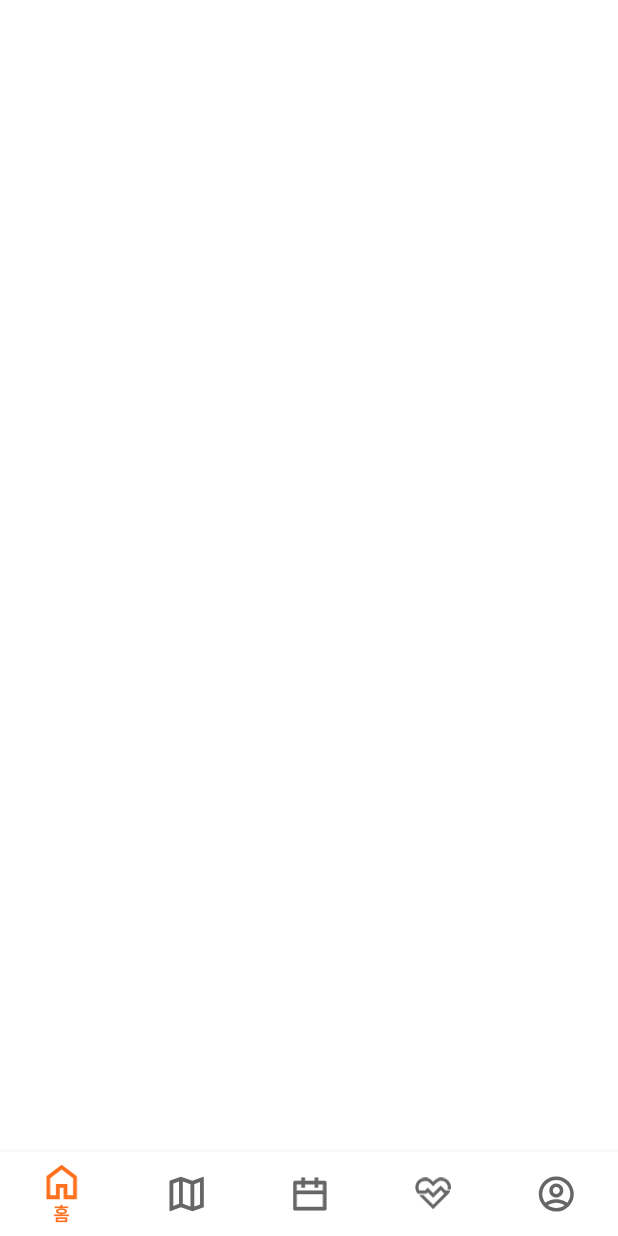
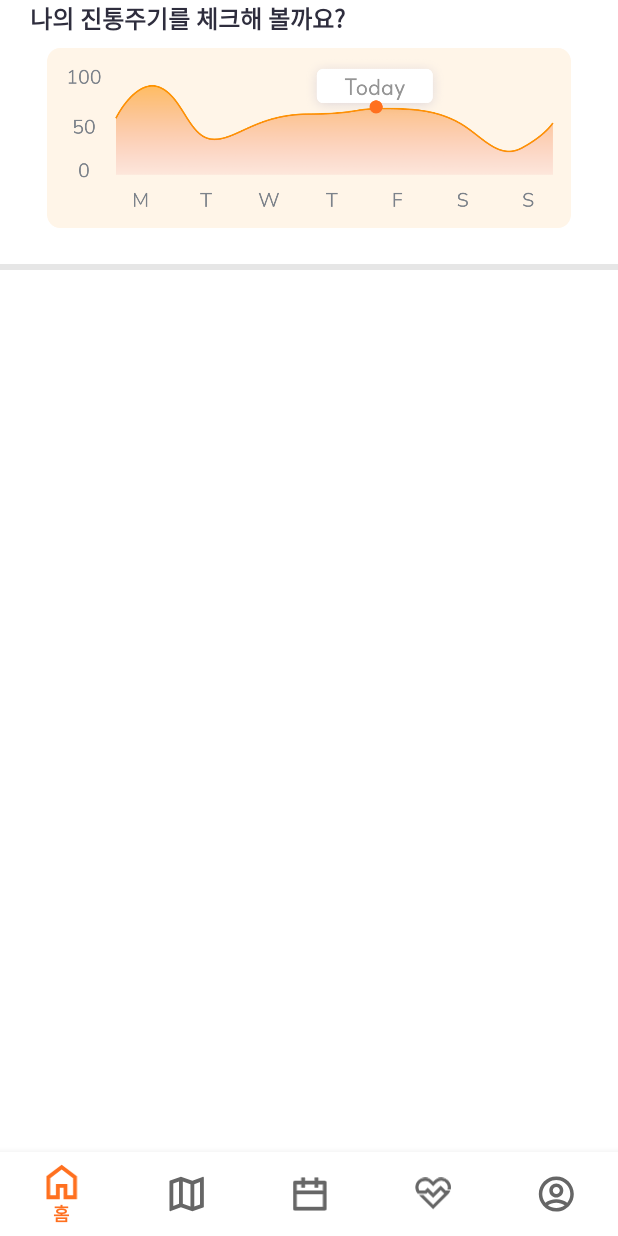
Before and after one commit to GU1D4NC3/Mobile, an Android app: the screen it shows after launch (MainActivity), on a phone screen of 412 x 824 dp. Run offline under Robolectric (Android 15) with nearby library versions, the light colour scheme and no system bars; our stand-ins replace navigation-ui.

Commit message:
Feat: init HomeFragment

```diff
--- a/app/src/main/java/com/momground/android/ui/home/HomeFragment.kt
+++ b/app/src/main/java/com/momground/android/ui/home/HomeFragment.kt
@@ -7,7 +7,6 @@ import android.view.ViewGroup
 import androidx.fragment.app.Fragment
 import androidx.lifecycle.ViewModelProvider
 import com.momground.android.databinding.FragmentHomeBinding
-import com.momground.android.ui.calendar.CalendarViewModel
 
 class HomeFragment : Fragment() {
 
@@ -20,7 +19,7 @@ class HomeFragment : Fragment() {
         savedInstanceState: Bundle?
     ): View {
         val homeViewModel =
-            ViewModelProvider(this)[CalendarViewModel::class.java]
+            ViewModelProvider(this)[HomeViewModel::class.java]
 
         _binding = FragmentHomeBinding.inflate(inflater, container, false)
         val root: View = binding.root
--- a/app/src/main/res/layout/fragment_health.xml
+++ b/app/src/main/res/layout/fragment_health.xml
@@ -31,8 +31,8 @@
         app:layout_constraintTop_toBottomOf="@+id/title_health"
         app:layout_constraintLeft_toLeftOf="parent"
         app:layout_constraintRight_toRightOf="parent"
-        android:layout_marginLeft="@dimen/default_layout_margin"
-        android:layout_marginRight="@dimen/default_layout_margin"
+        android:layout_marginLeft="@dimen/layout_margin_default"
+        android:layout_marginRight="@dimen/layout_margin_default"
         android:layout_marginTop="20dp"/>
 
     <androidx.viewpager.widget.ViewPager
--- a/app/src/main/res/layout/fragment_health_hospital.xml
+++ b/app/src/main/res/layout/fragment_health_hospital.xml
@@ -27,6 +27,6 @@
         app:layout_constraintLeft_toLeftOf="parent"
         app:layout_constraintRight_toRightOf="parent"
         app:layout_constraintTop_toBottomOf="@+id/img_not_ready"
-        android:layout_marginTop="@dimen/default_layout_margin"/>
+        android:layout_marginTop="@dimen/layout_margin_default"/>
 
 </androidx.constraintlayout.widget.ConstraintLayout>
--- a/app/src/main/res/layout/fragment_health_total.xml
+++ b/app/src/main/res/layout/fragment_health_total.xml
@@ -42,13 +42,13 @@
         app:layout_constraintLeft_toLeftOf="parent"
         app:layout_constraintRight_toRightOf="parent"
         android:background="@drawable/bg_solution"
-        android:layout_marginLeft="@dimen/default_layout_margin"
-        android:layout_marginRight="@dimen/default_layout_margin"
+        android:layout_marginLeft="@dimen/layout_margin_default"
+        android:layout_marginRight="@dimen/layout_margin_default"
         android:paddingTop="24dp"
         android:paddingBottom="24dp"
         android:paddingLeft="16dp"
         android:paddingRight="16dp"
-        android:layout_marginTop="@dimen/default_layout_margin">
+        android:layout_marginTop="@dimen/layout_margin_default">
 
         <TextView
             android:id="@+id/text_title"
--- a/app/src/main/res/layout/fragment_home.xml
+++ b/app/src/main/res/layout/fragment_home.xml
@@ -12,24 +12,57 @@
         android:layout_height="match_parent"
         android:orientation="vertical">
 
-        #한줄일기
+        <!-- COMMENT -->
+        <androidx.constraintlayout.widget.ConstraintLayout
+            android:id="@+id/layout_comment"
+            android:layout_width="match_parent"
+            android:layout_height="wrap_content" >
 
-        #아기
+        </androidx.constraintlayout.widget.ConstraintLayout>
 
-        #헬스체크
+        <!-- BABY -->
 
-        #진통주기
+        <!-- HEALTH CHECK -->
+        <androidx.appcompat.widget.LinearLayoutCompat
+            android:id="@+id/layout_health_check"
+            android:layout_width="match_parent"
+            android:layout_height="wrap_content"
+            android:orientation="horizontal">
+        </androidx.appcompat.widget.LinearLayoutCompat>
+
+
+        <!-- THROES -->
         <TextView
             style="@style/fontStyleBold"
             android:layout_width="wrap_content"
             android:layout_height="wrap_content"
-            android:text="@string/app_name"/>
+            android:text="@string/title_check_throes"
+            android:textSize="@dimen/default_text_small"
+            android:textColor="@color/default_black"
+            android:layout_marginLeft="@dimen/layout_margin_default"/>
+
         <androidx.appcompat.widget.AppCompatImageView
             android:id="@+id/graph_throes"
             android:layout_width="match_parent"
-            android:layout_height="match_parent"
-            android:src="@drawable/img_graph"/>
+            android:layout_height="120dp"
+            android:scaleType="fitCenter"
+            android:src="@drawable/img_graph"
+            android:layout_marginTop="8dp"
+            android:layout_marginLeft="@dimen/layout_margin_default"
+            android:layout_marginRight="@dimen/layout_margin_default"/>
 
-        #뉴스레터
+        <View
+            android:layout_width="match_parent"
+            android:layout_height="4dp"
+            android:background="@color/gray100"
+            android:layout_marginTop="@dimen/layout_margin_24"/>
+
+        <!-- NEWSLETTER -->
+        <androidx.recyclerview.widget.RecyclerView
+            android:id="@+id/list_newsletter"
+            android:layout_width="wrap_content"
+            android:layout_height="wrap_content"
+            android:orientation="horizontal"
+            android:layout_marginTop="@dimen/layout_margin_24"/>
     </androidx.appcompat.widget.LinearLayoutCompat>
 </androidx.core.widget.NestedScrollView>
--- a/app/src/main/res/navigation/mobile_navigation.xml
+++ b/app/src/main/res/navigation/mobile_navigation.xml
@@ -7,7 +7,7 @@
 
     <fragment
         android:id="@+id/navigation_home"
-        android:name="com.momground.android.ui.calendar.CalendarFragment"
+        android:name="com.momground.android.ui.home.HomeFragment"
         android:label="@string/title_home"
         tools:layout="@layout/fragment_home" />
 
--- a/app/src/main/res/values/colors.xml
+++ b/app/src/main/res/values/colors.xml
@@ -15,6 +15,7 @@
     <color name="yellow">#F4B61B</color>
 
     <color name="gray">#9494A0</color>
+    <color name="gray100">#E6E6E6</color>
     <color name="gray200">#D5D5D5</color>
     <color name="gray700">#6B6B6B</color>
     <color name="gray_light">#EEEEF2</color>
--- a/app/src/main/res/values/dimens.xml
+++ b/app/src/main/res/values/dimens.xml
@@ -14,7 +14,8 @@
     <dimen name="default_round">8dp</dimen>
 
     <dimen name="default_inner_margin">16dp</dimen>
-    <dimen name="default_layout_margin">20dp</dimen>
+    <dimen name="layout_margin_default">20dp</dimen>
+    <dimen name="layout_margin_24">24dp</dimen>
     <dimen name="default_button_marin">20dp</dimen>
 
     <dimen name="default_button_height">40dp</dimen>
--- a/app/src/main/res/values/themes.xml
+++ b/app/src/main/res/values/themes.xml
@@ -10,7 +10,7 @@
         <item name="colorSecondaryVariant">@color/teal_700</item>
         <item name="colorOnSecondary">@color/black</item>
         <!-- Status bar color. -->
-        <item name="android:statusBarColor">@color/transparent</item>
+        <item name="android:statusBarColor">@color/white</item>
         <!-- Customize your theme here. -->
 
         <item name="android:windowContentOverlay">@null</item>
```
Also changed, not shown: app/src/main/res/layout/fragment_health_diet.xml (+11 -11 lines), app/src/main/res/values/strings.xml (+9 -0 lines), app/src/main/res/drawable/img_graph.png.
